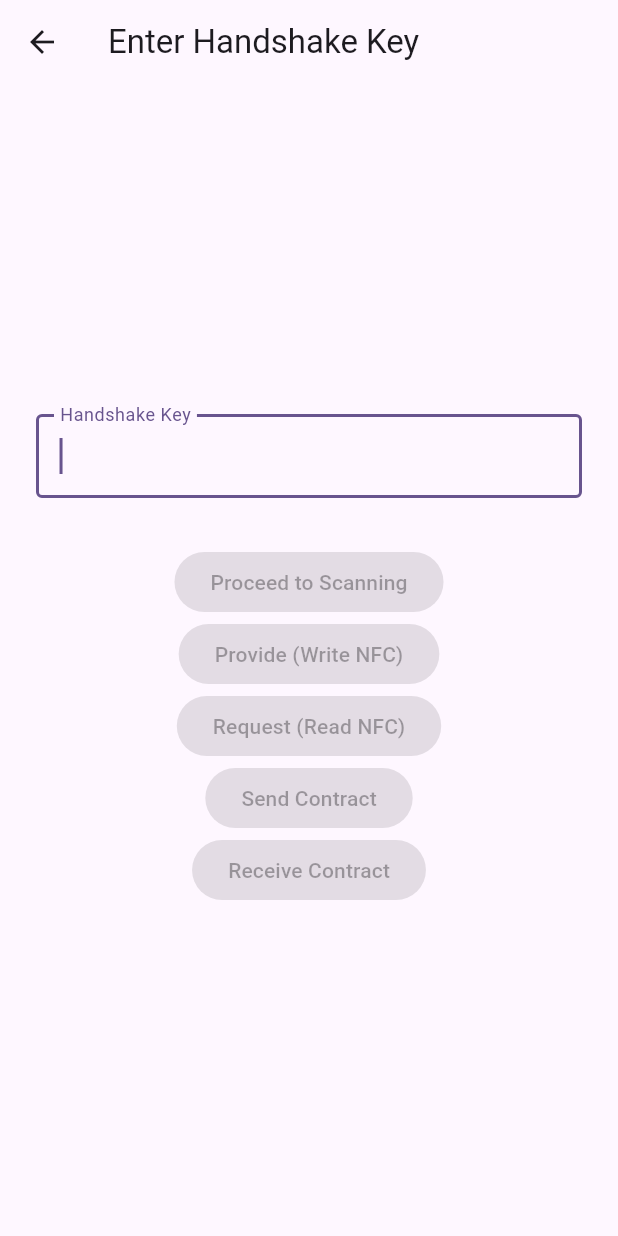
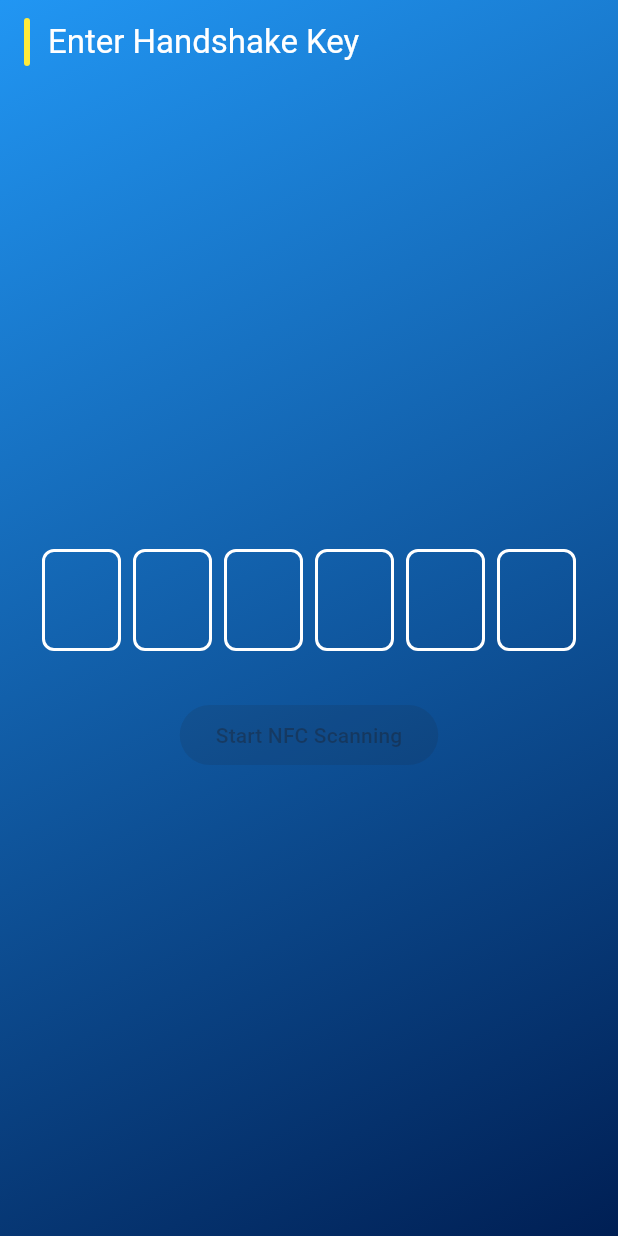
Before and after one commit to khp53/bump_n_bind, a Flutter app: the TradeCodeScreen screen opened directly, on a phone screen of 412 x 824 dp. Run offline on Flutter 3.47's test engine with Material 3 defaults, Android fonts, the light colour scheme and no system bars; our stand-ins replace signature; missing offline and left inert: nfc_manager, nfc_manager_ndef.

Commit message:
Refactor TradeCodeScreen to enhance NFC functionality and UI layout

```diff
--- a/lib/trade_code_screen.dart
+++ b/lib/trade_code_screen.dart
@@ -16,12 +16,23 @@ class TradeCodeScreen extends StatefulWidget {
 
 class _TradeCodeScreenState extends State<TradeCodeScreen> {
   final TextEditingController _controller = TextEditingController();
+  final List<TextEditingController> _pinControllers = List.generate(
+    8,
+    (_) => TextEditingController(),
+  );
+  final List<FocusNode> _pinFocusNodes = List.generate(8, (_) => FocusNode());
   String handshakeKey = '';
   ContractModel? receivedContract;
 
   @override
   void dispose() {
     _controller.dispose();
+    for (final c in _pinControllers) {
+      c.dispose();
+    }
+    for (final f in _pinFocusNodes) {
+      f.dispose();
+    }
     super.dispose();
   }
 
@@ -32,50 +43,7 @@ class _TradeCodeScreenState extends State<TradeCodeScreen> {
     );
   }
 
-  /// Phone A: Write NDEF message containing handshakeKey
-  Future<void> writeNdefCode() async {
-    if (!await NfcManager.instance.isAvailable()) {
-      ScaffoldMessenger.of(context).showSnackBar(
-        const SnackBar(content: Text('NFC not available on this device.')),
-      );
-      return;
-    }
-    NfcManager.instance.startSession(
-      pollingOptions: {NfcPollingOption.iso14443},
-      onDiscovered: (NfcTag tag) async {
-        final ndef = Ndef.from(tag);
-        if (ndef == null || !ndef.isWritable) {
-          ScaffoldMessenger.of(
-            context,
-          ).showSnackBar(const SnackBar(content: Text('Tag is not writable.')));
-          NfcManager.instance.stopSession();
-          return;
-        }
-        // final message = NdefMessage(
-        //   records: [
-        //     NdefRecord(identifier: null
-
-        //     , typeNameFormat: null, type: null, payload: null)
-        //     ],
-        // );
-        try {
-          // await ndef.write(message: "Add message with handshakeKey");
-          ScaffoldMessenger.of(context).showSnackBar(
-            SnackBar(content: Text('Code "$handshakeKey" written to NFC tag.')),
-          );
-          NfcManager.instance.stopSession();
-        } catch (e) {
-          ScaffoldMessenger.of(
-            context,
-          ).showSnackBar(SnackBar(content: Text('Failed to write: $e')));
-          // NfcManager.instance.stopSession(errorMessage: e.toString());
-        }
-      },
-    );
-  }
-
-  /// Phone B: Read NDEF message and compare to local handshakeKey
-  Future<void> readAndCompareNdefCode() async {
+  Future<void> startNfcAndExchange() async {
     if (!await NfcManager.instance.isAvailable()) {
       ScaffoldMessenger.of(context).showSnackBar(
         const SnackBar(content: Text('NFC not available on this device.')),
@@ -93,20 +61,16 @@ class _TradeCodeScreenState extends State<TradeCodeScreen> {
           NfcManager.instance.stopSession();
           return;
         }
+        // Read peer's code
         final message = ndef.cachedMessage;
-        if (message == null || message.records.isEmpty) {
-          ScaffoldMessenger.of(context).showSnackBar(
-            const SnackBar(content: Text('No NDEF records found.')),
-          );
-          NfcManager.instance.stopSession();
-          return;
-        }
+        String? receivedCode;
+        if (message != null && message.records.isNotEmpty) {
           final record = message.records.first;
-        String? receivedCode;
-        // if (record.typeNameFormat == NdefRecordTypeNameFormat.nfcWellKnown &&
-        //     record.type == 'T') {
+          // Uncomment and implement decoding if using text records
+          // if (record.typeNameFormat == NdefRecordTypeNameFormat.nfcWellKnown && record.type == 'T') {
           //   receivedCode = NdefRecord.decodeText(record);
           // }
+        }
         if (receivedCode == null) {
           ScaffoldMessenger.of(context).showSnackBar(
             const SnackBar(content: Text('Could not decode code.')),
@@ -115,188 +79,156 @@ class _TradeCodeScreenState extends State<TradeCodeScreen> {
           return;
         }
         if (receivedCode == handshakeKey) {
-          ScaffoldMessenger.of(context).showSnackBar(
-            SnackBar(content: Text('Codes match! Proceeding to Phase 4.')),
+          // Codes match, exchange signatures and update contract
+          final mySignature =
+              'my_signature_data'; // Replace with actual signature logic
+          final peerSignature =
+              'peer_signature_data'; // Replace with actual peer signature logic
+          final contract = ContractModel(
+            name: 'User Name',
+            timestamp: DateTime.now(),
+            signatureData: mySignature + '|' + peerSignature,
           );
-          // TODO: Proceed to Phase 4
+          // Optionally, write contract to NFC or send to peer
+          // Navigate to success page
+          Navigator.pushReplacementNamed(
+            context,
+            '/success',
+            arguments: contract,
+          );
         } else {
           ScaffoldMessenger.of(context).showSnackBar(
             SnackBar(
               content: Text('Codes do not match. Received: $receivedCode'),
             ),
           );
-          // Send error response to the other device
-          if (ndef.isWritable) {
-            // final errorMessage = NdefMessage([
-            //   NdefRecord.createText('ERROR: Code mismatch'),
-            // ]);
-            try {
-              // await ndef.write(errorMessage);
-              ScaffoldMessenger.of(context).showSnackBar(
-                const SnackBar(content: Text('Error response sent to device.')),
-              );
-            } catch (e) {
-              ScaffoldMessenger.of(context).showSnackBar(
-                SnackBar(content: Text('Failed to send error response: $e')),
-              );
-            }
-          }
         }
         NfcManager.instance.stopSession();
       },
     );
   }
 
-  Future<void> swapContractNfc({required ContractModel contract}) async {
-    if (!await NfcManager.instance.isAvailable()) {
-      ScaffoldMessenger.of(context).showSnackBar(
-        const SnackBar(content: Text('NFC not available on this device.')),
-      );
-      return;
-    }
-    NfcManager.instance.startSession(
-      pollingOptions: {NfcPollingOption.iso14443},
-      onDiscovered: (NfcTag tag) async {
-        final ndef = Ndef.from(tag);
-        if (ndef == null || !ndef.isWritable) {
-          ScaffoldMessenger.of(
-            context,
-          ).showSnackBar(const SnackBar(content: Text('Tag is not writable.')));
-          NfcManager.instance.stopSession();
-          return;
-        }
-        // final message = NdefMessage([
-        //   NdefRecord.createText(contract.toJsonString()),
-        // ]);
-        try {
-          // await ndef.write(message);
-          ScaffoldMessenger.of(
-            context,
-          ).showSnackBar(SnackBar(content: Text('Contract sent via NFC.')));
-          NfcManager.instance.stopSession();
-        } catch (e) {
-          ScaffoldMessenger.of(context).showSnackBar(
-            SnackBar(content: Text('Failed to send contract: $e')),
-          );
-          NfcManager.instance.stopSession();
-        }
-      },
-    );
-  }
-
-  Future<void> receiveContractNfc() async {
-    if (!await NfcManager.instance.isAvailable()) {
-      ScaffoldMessenger.of(context).showSnackBar(
-        const SnackBar(content: Text('NFC not available on this device.')),
-      );
-      return;
-    }
-    // NfcManager.instance.startSession(
-    //   onDiscovered: (NfcTag tag) async {
-    //     final ndef = Ndef.from(tag);
-    //     if (ndef == null) {
-    //       ScaffoldMessenger.of(
-    //         context,
-    //       ).showSnackBar(const SnackBar(content: Text('No NDEF data found.')));
-    //       NfcManager.instance.stopSession(errorMessage: 'No NDEF');
-    //       return;
-    //     }
-    //     final message = ndef.cachedMessage;
-    //     if (message == null || message.records.isEmpty) {
-    //       ScaffoldMessenger.of(context).showSnackBar(
-    //         const SnackBar(content: Text('No NDEF records found.')),
-    //       );
-    //       NfcManager.instance.stopSession(errorMessage: 'No records');
-    //       return;
-    //     }
-    //     final record = message.records.first;
-    //     String? contractJson;
-    //     if (record.typeNameFormat == NdefRecordTypeNameFormat.nfcWellKnown &&
-    //         record.type == 'T') {
-    //       contractJson = NdefRecord.decodeText(record);
-    //     }
-    //     if (contractJson == null) {
-    //       ScaffoldMessenger.of(context).showSnackBar(
-    //         const SnackBar(content: Text('Could not decode contract.')),
-    //       );
-    //       NfcManager.instance.stopSession(errorMessage: 'Decode failed');
-    //       return;
-    //     }
-    //     try {
-    //       receivedContract = ContractModel.fromJsonString(contractJson);
-    //       ScaffoldMessenger.of(
-    //         context,
-    //       ).showSnackBar(const SnackBar(content: Text('Contract received!')));
-    //       // TODO: Navigate to SuccessScreen and show contract
-    //     } catch (e) {
-    //       ScaffoldMessenger.of(context).showSnackBar(
-    //         SnackBar(content: Text('Failed to parse contract: $e')),
-    //       );
-    //     }
-    //     NfcManager.instance.stopSession();
-    //   },
-    // );
-  }
-
   @override
   Widget build(BuildContext context) {
-    return Scaffold(
-      appBar: AppBar(title: const Text('Enter Handshake Key')),
+    return Stack(
+      children: [
+        Container(
+          decoration: const BoxDecoration(
+            gradient: LinearGradient(
+              colors: [
+                Color(0xFF2196F3), // Blue
+                Color(0xFF001F54), // Navy Blue
+              ],
+              begin: Alignment.topLeft,
+              end: Alignment.bottomRight,
+            ),
+          ),
+        ),
+        Scaffold(
+          backgroundColor: Colors.transparent,
+          appBar: AppBar(
+            automaticallyImplyLeading: false,
+            title: Row(
+              mainAxisSize: MainAxisSize.min,
+              children: [
+                Container(
+                  width: 4,
+                  height: 32,
+                  margin: const EdgeInsets.only(right: 12),
+                  decoration: BoxDecoration(
+                    color: Colors.yellow,
+                    borderRadius: BorderRadius.circular(2),
+                  ),
+                ),
+                Text(
+                  "Enter Handshake Key",
+                  style: const TextStyle(color: Colors.white),
+                ),
+              ],
+            ),
+            backgroundColor: Colors.transparent,
+            elevation: 0,
+          ),
           body: Padding(
             padding: const EdgeInsets.all(24.0),
             child: Column(
               mainAxisAlignment: MainAxisAlignment.center,
               children: [
-            TextField(
-              controller: _controller,
-              autofocus: true,
+                // 8-digit separated PIN code field
+                Row(
+                  mainAxisAlignment: MainAxisAlignment.center,
+                  children: List.generate(6, (i) {
+                    return Expanded(
+                      child: Container(
+                        width: 40,
+                        margin: const EdgeInsets.symmetric(horizontal: 4),
+                        child: TextField(
+                          cursorColor: Colors.white,
+                          controller: _pinControllers[i],
+                          focusNode: _pinFocusNodes[i],
                           keyboardType: TextInputType.number,
-              inputFormatters: [FilteringTextInputFormatter.digitsOnly],
+                          textAlign: TextAlign.center,
+                          maxLength: 1,
+                          style: const TextStyle(
+                            fontSize: 24,
+                            letterSpacing: 2,
+                            color: Colors.white,
+                          ),
+                          inputFormatters: [
+                            FilteringTextInputFormatter.digitsOnly,
+                          ],
                           decoration: const InputDecoration(
-                labelText: 'Handshake Key',
-                border: OutlineInputBorder(),
+                            counterText: '',
+                            focusColor: Colors.white,
+                            enabledBorder: OutlineInputBorder(
+                              borderRadius: BorderRadius.all(
+                                Radius.circular(8),
+                              ),
+                              borderSide: BorderSide(
+                                color: Colors.white,
+                                width: 2,
+                              ),
+                            ),
+                            focusedBorder: OutlineInputBorder(
+                              borderRadius: BorderRadius.all(
+                                Radius.circular(8),
+                              ),
+                              borderSide: BorderSide(
+                                color: Colors.white,
+                                width: 2,
+                              ),
+                            ),
                           ),
                           onChanged: (value) {
+                            if (value.length == 1 && i < 7) {
+                              _pinFocusNodes[i + 1].requestFocus();
+                            } else if (value.isEmpty && i > 0) {
+                              _pinFocusNodes[i - 1].requestFocus();
+                            }
                             setState(() {
-                  handshakeKey = value;
+                              handshakeKey = _pinControllers
+                                  .map((c) => c.text)
+                                  .join();
+                              _controller.text = handshakeKey;
                             });
                           },
                         ),
+                      ),
+                    );
+                  }),
+                ),
                 const SizedBox(height: 32),
                 ElevatedButton(
-              onPressed: handshakeKey.isNotEmpty ? _proceedToScanning : null,
-              child: const Text('Proceed to Scanning'),
-            ),
-            ElevatedButton(
-              onPressed: handshakeKey.isNotEmpty ? writeNdefCode : null,
-              child: const Text('Provide (Write NFC)'),
-            ),
-            ElevatedButton(
-              onPressed: handshakeKey.isNotEmpty
-                  ? readAndCompareNdefCode
+                  onPressed: handshakeKey.length == 6
+                      ? startNfcAndExchange
                       : null,
-              child: const Text('Request (Read NFC)'),
-            ),
-            ElevatedButton(
-              onPressed: handshakeKey.isNotEmpty
-                  ? () {
-                      final contract = ContractModel(
-                        name: 'User Name',
-                        timestamp: DateTime.now(),
-                        signatureData: 'signature_base64_or_path',
-                      );
-                      swapContractNfc(contract: contract);
-                    }
-                  : null,
-              child: const Text('Send Contract'),
-            ),
-            ElevatedButton(
-              onPressed: handshakeKey.isNotEmpty ? receiveContractNfc : null,
-              child: const Text('Receive Contract'),
+                  child: const Text('Start NFC Scanning'),
                 ),
               ],
             ),
           ),
+        ),
+      ],
     );
   }
 }
```
Lines whose indentation alone changed are shown as unchanged.
